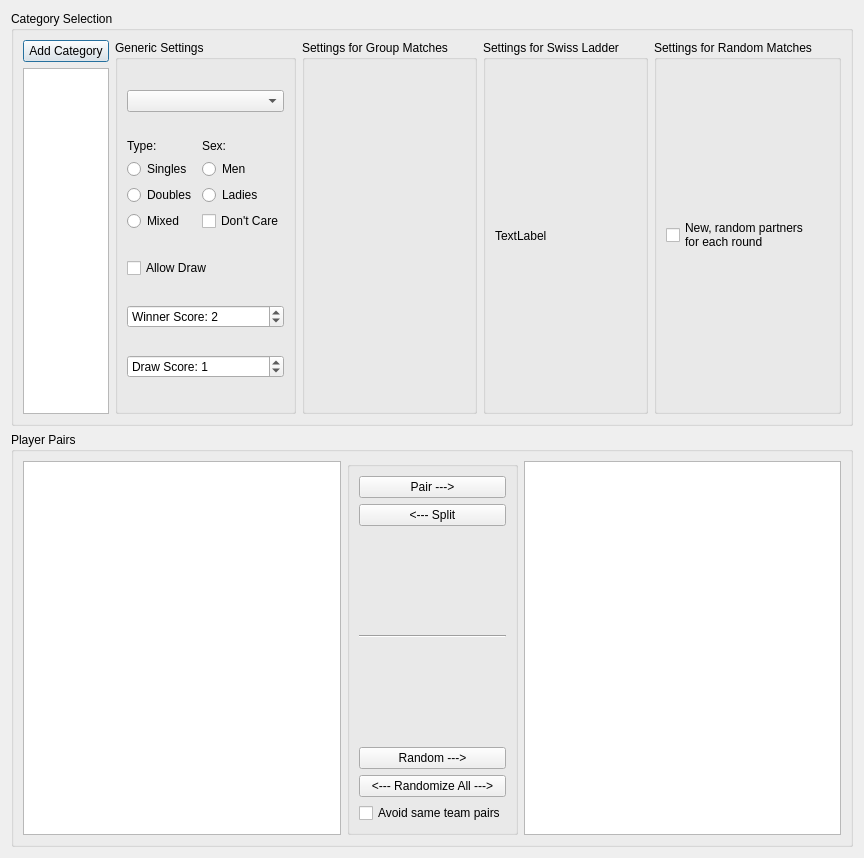
probonopd/QTournament, file ui/CatTabWidget.ui: the form before one commit.
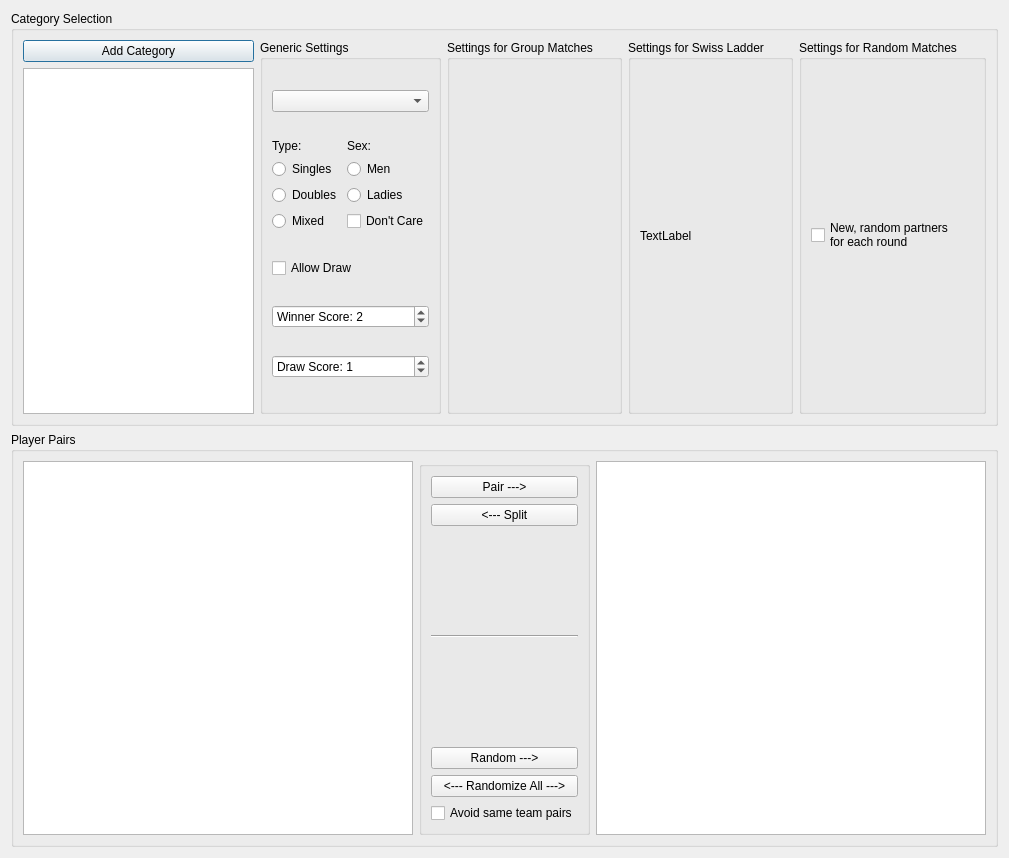
The form after the commit. Custom widgets are drawn as their Qt base class.

The edit to the form file:
```diff
--- a/ui/CatTabWidget.ui
+++ b/ui/CatTabWidget.ui
@@ -6,7 +6,7 @@
    <rect>
     <x>0</x>
     <y>0</y>
-    <width>864</width>
+    <width>1009</width>
     <height>858</height>
    </rect>
   </property>
```
Left out of the diff: 4 changed lines with no effect on the pictures.
